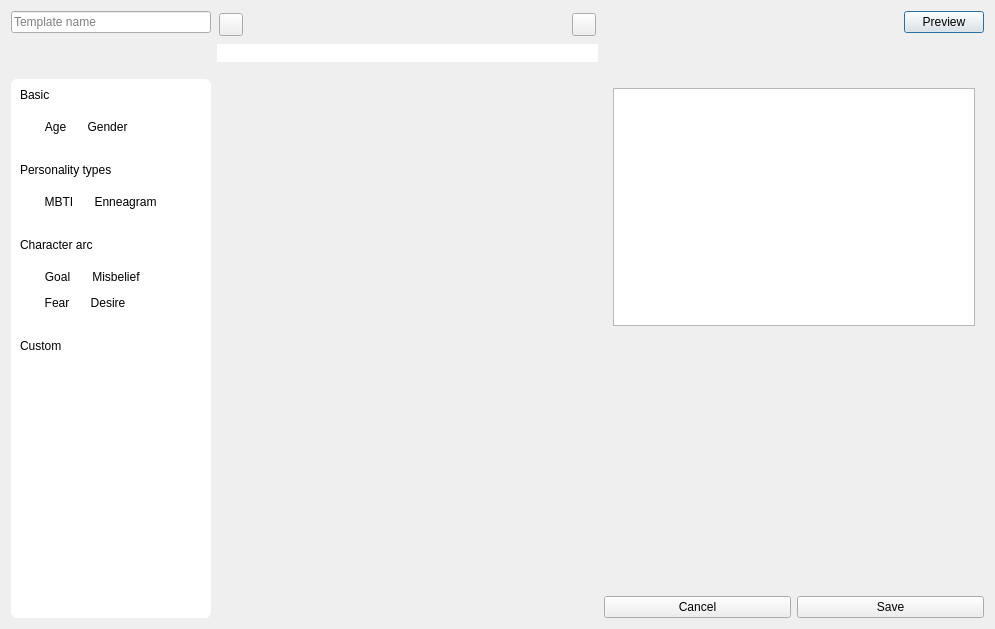
Qt form ui/character_profile_editor_dialog.ui (zkovari/plotlyst) before a commit.
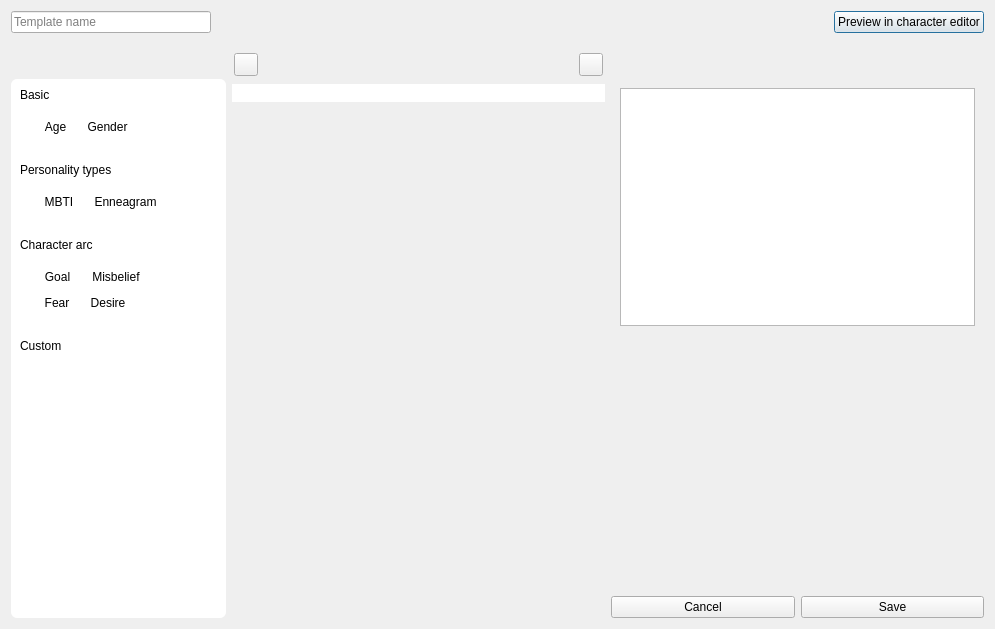
The same form after that commit.

The edit to the form file:
```diff
--- a/ui/character_profile_editor_dialog.ui
+++ b/ui/character_profile_editor_dialog.ui
@@ -49,7 +49,7 @@
       <widget class="QFrame" name="frame">
        <property name="maximumSize">
         <size>
-         <width>200</width>
+         <width>215</width>
          <height>16777215</height>
         </size>
        </property>
@@ -534,6 +534,35 @@
    </item>
    <item>
     <layout class="QVBoxLayout" name="verticalLayout_3">
+     <item>
+      <spacer name="horizontalSpacer_7">
+       <property name="orientation">
+        <enum>Qt::Horizontal</enum>
+       </property>
+       <property name="sizeHint" stdset="0">
+        <size>
+         <width>40</width>
+         <height>20</height>
+        </size>
+       </property>
+      </spacer>
+     </item>
+     <item>
+      <spacer name="verticalSpacer_2">
+       <property name="orientation">
+        <enum>Qt::Vertical</enum>
+       </property>
+       <property name="sizeType">
+        <enum>QSizePolicy::Preferred</enum>
+       </property>
+       <property name="sizeHint" stdset="0">
+        <size>
+         <width>20</width>
+         <height>20</height>
+        </size>
+       </property>
+      </spacer>
+     </item>
      <item>
       <widget class="QWidget" name="widget" native="true">
        <layout class="QHBoxLayout" name="horizontalLayout_4">
@@ -611,12 +640,15 @@
       <widget class="QPushButton" name="pushButton">
        <property name="maximumSize">
         <size>
-         <width>200</width>
+         <width>300</width>
          <height>16777215</height>
         </size>
        </property>
        <property name="text">
-        <string>Preview</string>
+        <string>Preview in character editor</string>
+       </property>
+       <property name="highlighted" stdset="0">
+        <bool>true</bool>
        </property>
       </widget>
      </item>
```
Left out of the diff: 35 changed lines with no effect on the pictures.
